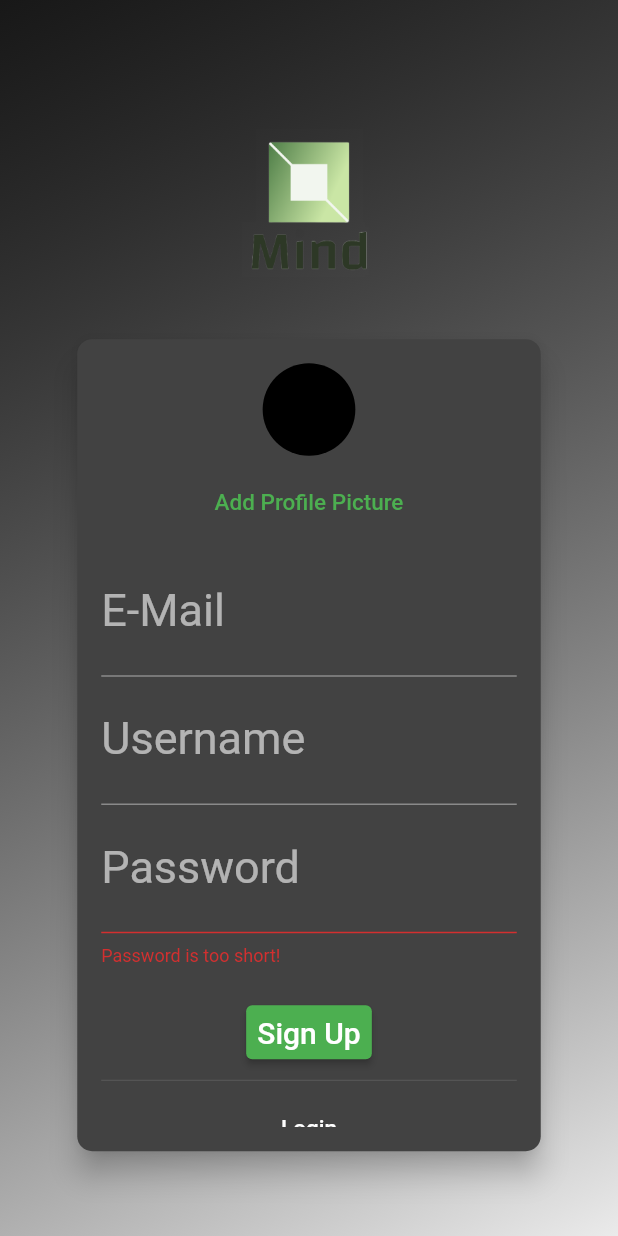
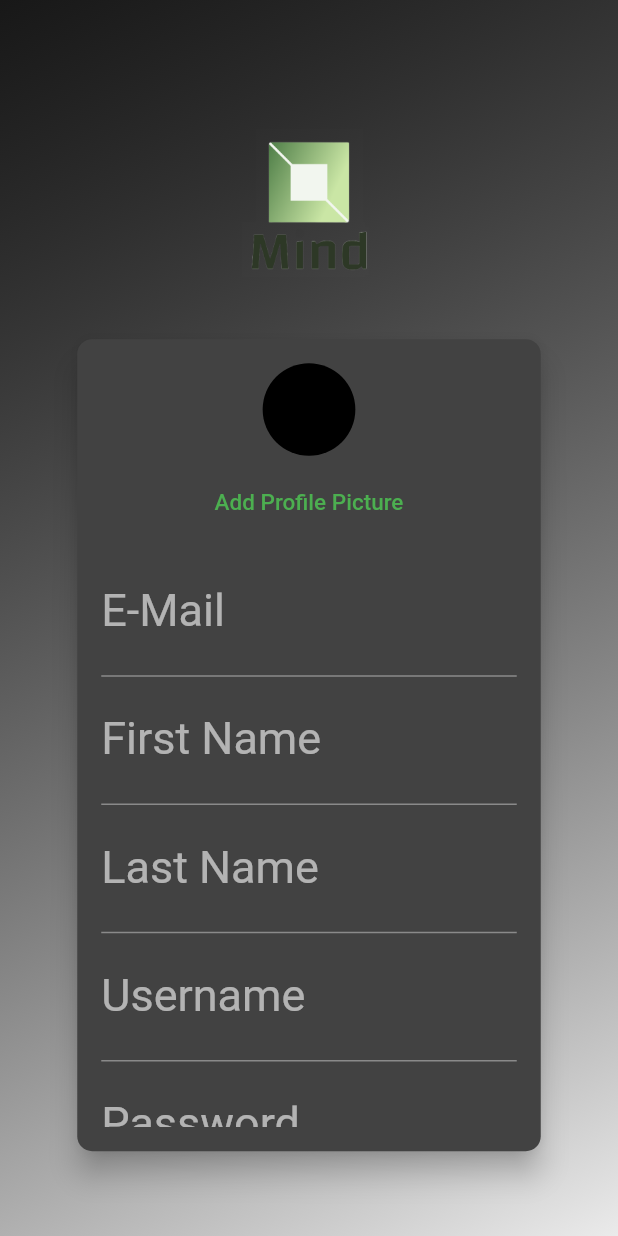
Before and after one commit to lopriorejosh/CSIS3126_LoPriore, a Flutter app: the screen it shows after launch, after a tap on "Login", after a tap on "Sign Up", on a phone screen of 412 x 824 dp. Run offline on Flutter 3.47's test engine with Material 2 defaults, Android fonts, the phone set to English and light mode, and no system bars; our stand-ins replace expandable_text, firebase_core, firebase_database, firebase_storage, google_fonts, image_picker and 2 more; accounts and stored records are empty; network calls fail; Roboto replaces fonts that are missing (Play).

Commit message:
Refactoring models/additional user info taken

```diff
--- a/mind/lib/API/api_constants.dart
+++ b/mind/lib/API/api_constants.dart
@@ -8,7 +8,9 @@ class ApiConstants {
   static String originalImageEndpoint = '/original';
   static String getMovieDetailsEndpoint = "https://api.themoviedb.org/3/movie/";
   static String searchMovieEndpoint =
-      "https://api.themoviedb.org/3/search/movie?api_key={$apiKey}&query="; // + name of movie to find(with + where spaces would be)
+      "https://api.themoviedb.org/3/search/movie$apiKey}&query="; // + name of movie to find(with + where spaces would be)
+  static String getMovievideosEndpoint = "https://api.themoviedb.org/3/movie/";
+  static String tailVideoEndpoint = "/videos$apiKey&language=en-US";
 
 //firebase
   static String fireBaseAPIKey = "AIzaSyAHb9_0HtYGJmJs2KCTgkR4gEb4QXJYRuo";
--- a/mind/lib/Models/user_model.dart
+++ b/mind/lib/Models/user_model.dart
@@ -4,6 +4,8 @@ class User {
   String? username;
   String? email;
   String? password;
+  String? fname;
+  String? lname;
   String? UID;
   File? profilePic;
   String? profPicUrl;
@@ -12,12 +14,19 @@ class User {
       {this.username,
       this.email,
       this.password,
+      this.fname,
+      this.lname,
       this.UID,
       this.profilePic,
       this.profPicUrl});
 
   //convert json data to friend model
-  factory User.fromRTDB(Map<dynamic, dynamic> data) {
-    return User(username: data['username'], email: data['email']);
+  factory User.fromJsonToUser(Map<dynamic, dynamic> data) {
+    return User(
+        username: data['username'],
+        email: data['email'],
+        fname: data['fname'],
+        lname: data['lname'],
+        UID: data['UID']);
   }
 }
--- a/mind/lib/Providers/auth_provider.dart
+++ b/mind/lib/Providers/auth_provider.dart
@@ -1,5 +1,6 @@
 import 'dart:convert';
 import 'dart:async';
+import 'dart:math';
 
 import 'package:flutter/material.dart';
 import 'package:http/http.dart' as http;
@@ -171,6 +172,8 @@ class AuthProvider with ChangeNotifier {
     await ref.set({
       "email": newUser.email,
       "username": newUser.username,
+      'fname': newUser.fname,
+      'lname': newUser.lname
     });
     await storage.putFile(newUser.profilePic!);
   }
--- a/mind/lib/Screens/account_page.dart
+++ b/mind/lib/Screens/account_page.dart
@@ -18,7 +18,7 @@ class _AccountPageState extends State<AccountPage> {
     final accountInfo =
         Provider.of<AccountProvider>(context, listen: false).myAccount;
     return Scaffold(
-      appBar: MyAppBar(),
+      appBar: MyAppBar(false),
       drawer: MyDrawer(),
       body: Center(
         child: Column(
--- a/mind/lib/Screens/auth_page.dart
+++ b/mind/lib/Screens/auth_page.dart
@@ -73,9 +73,17 @@ class _AuthCardState extends State<AuthCard> {
     'email': '',
     'password': '',
     'username': '',
+    'lname': '',
+    'fname': ''
   };
-  User newUser =
-      User(username: '', email: '', password: '', UID: '', profilePic: null);
+  User newUser = User(
+      username: '',
+      email: '',
+      password: '',
+      fname: '',
+      lname: '',
+      UID: '',
+      profilePic: null);
 
   var _isLoading = false;
   bool _signedIn = false;
@@ -132,14 +140,10 @@ class _AuthCardState extends State<AuthCard> {
     try {
       if (_authMode == AuthMode.Login) {
         // Log user in
-        await Provider.of<AuthProvider>(context, listen: false).signIn(
-            //_authData['email'], _authData['password']
-            newUser);
+        await Provider.of<AuthProvider>(context, listen: false).signIn(newUser);
       } else {
         // Sign user up
-        await Provider.of<AuthProvider>(context, listen: false).signup(
-            //_authData['email'], _authData['username'], _authData['password']
-            newUser);
+        await Provider.of<AuthProvider>(context, listen: false).signup(newUser);
       }
       setState(() {
         _isLoading = false;
@@ -217,10 +221,43 @@ class _AuthCardState extends State<AuthCard> {
                     return null;
                   },
                   onSaved: (value) {
-                    //_authData['email'] = value!;
                     newUser.email = value!;
                   },
                 ),
+                _authMode == AuthMode.Login
+                    ? Container()
+                    : TextFormField(
+                        decoration:
+                            const InputDecoration(labelText: 'First Name'),
+                        keyboardType: TextInputType.name,
+                        validator: (value) {
+                          //increase validation not fully accurate
+                          if (value!.isEmpty || value.length <= 1) {
+                            return 'Name Invalid!';
+                          }
+                          return null;
+                        },
+                        onSaved: (value) {
+                          newUser.fname = value!;
+                        },
+                      ),
+                _authMode == AuthMode.Login
+                    ? Container()
+                    : TextFormField(
+                        decoration:
+                            const InputDecoration(labelText: 'Last Name'),
+                        keyboardType: TextInputType.name,
+                        validator: (value) {
+                          //increase validation not fully accurate
+                          if (value!.isEmpty || value.length <= 1) {
+                            return 'Last Name Invalid!';
+                          }
+                          return null;
+                        },
+                        onSaved: (value) {
+                          newUser.lname = value!;
+                        },
+                      ),
                 _authMode == AuthMode.Login
                     ? Container()
                     : TextFormField(
@@ -239,6 +276,7 @@ class _AuthCardState extends State<AuthCard> {
                           newUser.username = value!;
                         },
                       ),
+
                 TextFormField(
                   decoration: const InputDecoration(labelText: 'Password'),
                   obscureText: true,
--- a/mind/lib/Screens/dummy_page.dart
+++ b/mind/lib/Screens/dummy_page.dart
@@ -12,7 +12,7 @@ class DummyPage extends StatelessWidget {
   @override
   Widget build(BuildContext context) {
     return Scaffold(
-      appBar: MyAppBar(),
+      appBar: MyAppBar(true),
       drawer: MyDrawer(),
       body: Center(
         child: ElevatedButton(
--- a/mind/lib/Screens/home_page.dart
+++ b/mind/lib/Screens/home_page.dart
@@ -42,7 +42,7 @@ class _HomePageState extends State<HomePage> {
 
     return Scaffold(
       extendBodyBehindAppBar: true,
-      appBar: MyAppBar(),
+      appBar: MyAppBar(true),
       drawer: MyDrawer(),
       //if loading movies or empty show loading spinner else show page
       body: popularMovies == null || popularMovies.isEmpty
--- a/mind/lib/Screens/settings_page.dart
+++ b/mind/lib/Screens/settings_page.dart
@@ -9,7 +9,7 @@ class SettingsPage extends StatelessWidget {
   @override
   Widget build(BuildContext context) {
     return Scaffold(
-      appBar: MyAppBar(),
+      appBar: MyAppBar(false),
       drawer: MyDrawer(),
       body: Center(
         child: Text('settings page'),
--- a/mind/lib/Widgets/friends_watched.dart
+++ b/mind/lib/Widgets/friends_watched.dart
@@ -1,4 +1,5 @@
 import 'package:flutter/material.dart';
+import 'package:mind/Models/user_model.dart';
 import 'package:mind/Providers/account_provider.dart';
 import 'package:provider/provider.dart';
 
@@ -8,7 +9,7 @@ import '../Providers/movies_provider.dart';
 
 class FriendCard extends StatelessWidget {
   Movie lastMovieWatched;
-  Friend friend;
+  User friend;
 
   FriendCard(this.friend, this.lastMovieWatched);
 
@@ -32,7 +33,7 @@ class FriendCard extends StatelessWidget {
                   Expanded(
                     child: FittedBox(
                       child: Text(
-                        friend.username,
+                        friend.username.toString(),
                         style: Theme.of(context).textTheme.labelSmall,
                       ),
                     ),
--- a/mind/lib/main.dart
+++ b/mind/lib/main.dart
@@ -44,6 +44,8 @@ class MyApp extends StatelessWidget {
                 brightness: Brightness.dark,
                 primarySwatch: Colors.green,
                 bottomAppBarColor: Colors.green,
+                floatingActionButtonTheme: FloatingActionButtonThemeData(
+                    backgroundColor: Colors.green),
                 textTheme: TextTheme(
                   titleLarge: TextStyle(
                       fontFamily: GoogleFonts.yesevaOne().fontFamily,
@@ -71,6 +73,10 @@ class MyApp extends StatelessWidget {
                   labelMedium: TextStyle(
                     fontSize: 20,
                     fontFamily: GoogleFonts.yesevaOne().fontFamily,
+                  ),
+                  headlineMedium: TextStyle(
+                    fontFamily: GoogleFonts.yesevaOne().fontFamily,
+                    fontSize: 25,
                   ),
                 ),
                 appBarTheme: const AppBarTheme(color: Colors.transparent),
--- a/mind/pubspec.yaml
+++ b/mind/pubspec.yaml
@@ -49,6 +49,7 @@ dependencies:
   image_picker: ^0.8.6
   firebase_storage: ^11.0.4
   search_page: ^2.2.0
+  youtube_player_flutter: ^8.1.1
 
 
 dev_dependencies:
```
Also changed, not shown: mind/lib/Models/friend_model.dart (+8 -1 lines), mind/lib/Providers/account_provider.dart (+7 -6 lines), mind/lib/Providers/movies_provider.dart (+14 -0 lines), mind/lib/Screens/friend_lookup_page.dart (+44 -8 lines), mind/lib/Screens/movie_description_page.dart (+22 -6 lines), mind/lib/Widgets/my_appbar.dart (+9 -2 lines), mind/lib/Widgets/search_delegates.dart (+30 -22 lines), mind/pubspec.lock, 2 other files.
